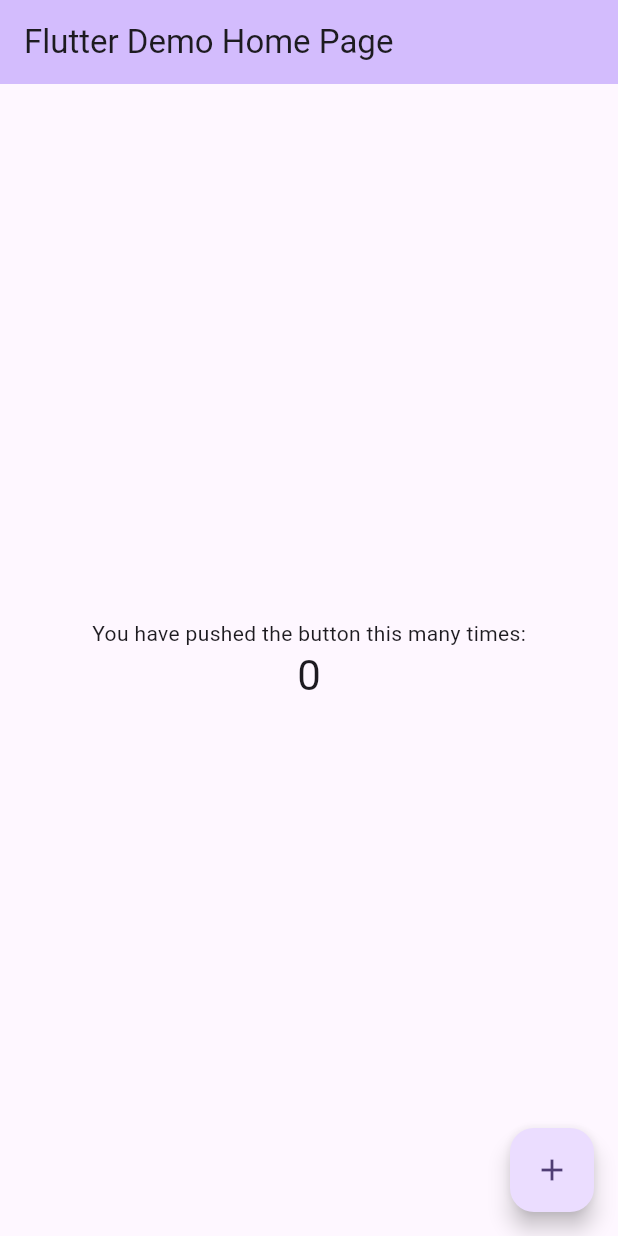
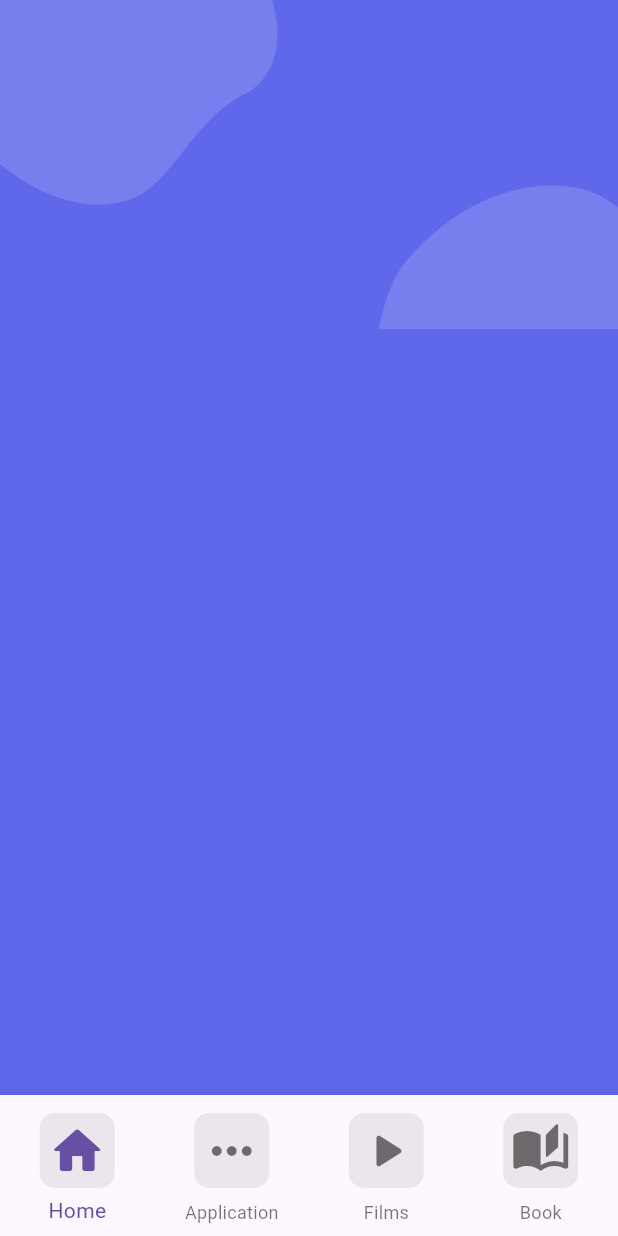
Before and after one commit to MizukiAsakura/gamestore, a Flutter app: the screen it shows after launch, on a phone screen of 412 x 824 dp. Run offline on Flutter 3.47's test engine with Material 3 defaults, Android fonts, the phone set to English and light mode, and no system bars.

Commit message:
Add background and bottom nav bar

````diff
--- /dev/null
+++ b/lib/l10n/app_en.arb
@@ -0,0 +1,7 @@
+{
+  "app_title": "Game Store",
+  "home_bottom_nav_bar_label" : "Home",
+  "application_bottom_nav_bar_label" : "Application",
+  "movie_bottom_nav_bar_label" : "Films",
+  "book_bottom_nav_bar_label" : "Book"
+}
--- /dev/null
+++ b/lib/l10n/app_fr.arb
@@ -0,0 +1,7 @@
+{
+    "app_title": "Game Store",
+    "home_bottom_nav_bar_label" : "Home",
+    "application_bottom_nav_bar_label" : "Application",
+    "movie_bottom_nav_bar_label" : "Films",
+    "book_bottom_nav_bar_label" : "Book"
+}
--- /dev/null
+++ b/lib/l10n/app_localizations.dart
@@ -0,0 +1,159 @@
+import 'dart:async';
+
+import 'package:flutter/foundation.dart';
+import 'package:flutter/widgets.dart';
+import 'package:flutter_localizations/flutter_localizations.dart';
+import 'package:intl/intl.dart' as intl;
+
+import 'app_localizations_en.dart';
+import 'app_localizations_fr.dart';
+
+// ignore_for_file: type=lint
+
+/// Callers can lookup localized strings with an instance of AppLocalizations
+/// returned by `AppLocalizations.of(context)`.
+///
+/// Applications need to include `AppLocalizations.delegate()` in their app's
+/// `localizationDelegates` list, and the locales they support in the app's
+/// `supportedLocales` list. For example:
+///
+/// ```dart
+/// import 'l10n/app_localizations.dart';
+///
+/// return MaterialApp(
+///   localizationsDelegates: AppLocalizations.localizationsDelegates,
+///   supportedLocales: AppLocalizations.supportedLocales,
+///   home: MyApplicationHome(),
+/// );
+/// ```
+///
+/// ## Update pubspec.yaml
+///
+/// Please make sure to update your pubspec.yaml to include the following
+/// packages:
+///
+/// ```yaml
+/// dependencies:
+///   # Internationalization support.
+///   flutter_localizations:
+///     sdk: flutter
+///   intl: any # Use the pinned version from flutter_localizations
+///
+///   # Rest of dependencies
+/// ```
+///
+/// ## iOS Applications
+///
+/// iOS applications define key application metadata, including supported
+/// locales, in an Info.plist file that is built into the application bundle.
+/// To configure the locales supported by your app, you’ll need to edit this
+/// file.
+///
+/// First, open your project’s ios/Runner.xcworkspace Xcode workspace file.
+/// Then, in the Project Navigator, open the Info.plist file under the Runner
+/// project’s Runner folder.
+///
+/// Next, select the Information Property List item, select Add Item from the
+/// Editor menu, then select Localizations from the pop-up menu.
+///
+/// Select and expand the newly-created Localizations item then, for each
+/// locale your application supports, add a new item and select the locale
+/// you wish to add from the pop-up menu in the Value field. This list should
+/// be consistent with the languages listed in the AppLocalizations.supportedLocales
+/// property.
+abstract class AppLocalizations {
+  AppLocalizations(String locale) : localeName = intl.Intl.canonicalizedLocale(locale.toString());
+
+  final String localeName;
+
+  static AppLocalizations? of(BuildContext context) {
+    return Localizations.of<AppLocalizations>(context, AppLocalizations);
+  }
+
+  static const LocalizationsDelegate<AppLocalizations> delegate = _AppLocalizationsDelegate();
+
+  /// A list of this localizations delegate along with the default localizations
+  /// delegates.
+  ///
+  /// Returns a list of localizations delegates containing this delegate along with
+  /// GlobalMaterialLocalizations.delegate, GlobalCupertinoLocalizations.delegate,
+  /// and GlobalWidgetsLocalizations.delegate.
+  ///
+  /// Additional delegates can be added by appending to this list in
+  /// MaterialApp. This list does not have to be used at all if a custom list
+  /// of delegates is preferred or required.
+  static const List<LocalizationsDelegate<dynamic>> localizationsDelegates = <LocalizationsDelegate<dynamic>>[
+    delegate,
+    GlobalMaterialLocalizations.delegate,
+    GlobalCupertinoLocalizations.delegate,
+    GlobalWidgetsLocalizations.delegate,
+  ];
+
+  /// A list of this localizations delegate's supported locales.
+  static const List<Locale> supportedLocales = <Locale>[
+    Locale('en'),
+    Locale('fr')
+  ];
+
+  /// No description provided for @app_title.
+  ///
+  /// In en, this message translates to:
+  /// **'Game Store'**
+  String get app_title;
+
+  /// No description provided for @home_bottom_nav_bar_label.
+  ///
+  /// In en, this message translates to:
+  /// **'Home'**
+  String get home_bottom_nav_bar_label;
+
+  /// No description provided for @application_bottom_nav_bar_label.
+  ///
+  /// In en, this message translates to:
+  /// **'Application'**
+  String get application_bottom_nav_bar_label;
+
+  /// No description provided for @movie_bottom_nav_bar_label.
+  ///
+  /// In en, this message translates to:
+  /// **'Films'**
+  String get movie_bottom_nav_bar_label;
+
+  /// No description provided for @book_bottom_nav_bar_label.
+  ///
+  /// In en, this message translates to:
+  /// **'Book'**
+  String get book_bottom_nav_bar_label;
+}
+
+class _AppLocalizationsDelegate extends LocalizationsDelegate<AppLocalizations> {
+  const _AppLocalizationsDelegate();
+
+  @override
+  Future<AppLocalizations> load(Locale locale) {
+    return SynchronousFuture<AppLocalizations>(lookupAppLocalizations(locale));
+  }
+
+  @override
+  bool isSupported(Locale locale) => <String>['en', 'fr'].contains(locale.languageCode);
+
+  @override
+  bool shouldReload(_AppLocalizationsDelegate old) => false;
+}
+
+AppLocalizations lookupAppLocalizations(Locale locale) {
+
+
+  // Lookup logic when only language code is specified.
+  switch (locale.languageCode) {
+    case 'en': return AppLocalizationsEn();
+    case 'fr': return AppLocalizationsFr();
+  }
+
+  throw FlutterError(
+    'AppLocalizations.delegate failed to load unsupported locale "$locale". This is likely '
+    'an issue with the localizations generation tool. Please file an issue '
+    'on GitHub with a reproducible sample app and the gen-l10n configuration '
+    'that was used.'
+  );
+}
--- /dev/null
+++ b/lib/l10n/app_localizations_en.dart
@@ -0,0 +1,25 @@
+// ignore: unused_import
+import 'package:intl/intl.dart' as intl;
+import 'app_localizations.dart';
+
+// ignore_for_file: type=lint
+
+/// The translations for English (`en`).
+class AppLocalizationsEn extends AppLocalizations {
+  AppLocalizationsEn([String locale = 'en']) : super(locale);
+
+  @override
+  String get app_title => 'Game Store';
+
+  @override
+  String get home_bottom_nav_bar_label => 'Home';
+
+  @override
+  String get application_bottom_nav_bar_label => 'Application';
+
+  @override
+  String get movie_bottom_nav_bar_label => 'Films';
+
+  @override
+  String get book_bottom_nav_bar_label => 'Book';
+}
--- /dev/null
+++ b/lib/l10n/app_localizations_fr.dart
@@ -0,0 +1,25 @@
+// ignore: unused_import
+import 'package:intl/intl.dart' as intl;
+import 'app_localizations.dart';
+
+// ignore_for_file: type=lint
+
+/// The translations for French (`fr`).
+class AppLocalizationsFr extends AppLocalizations {
+  AppLocalizationsFr([String locale = 'fr']) : super(locale);
+
+  @override
+  String get app_title => 'Game Store';
+
+  @override
+  String get home_bottom_nav_bar_label => 'Home';
+
+  @override
+  String get application_bottom_nav_bar_label => 'Application';
+
+  @override
+  String get movie_bottom_nav_bar_label => 'Films';
+
+  @override
+  String get book_bottom_nav_bar_label => 'Book';
+}
--- a/lib/main.dart
+++ b/lib/main.dart
@@ -1,122 +1,23 @@
 import 'package:flutter/material.dart';
+import 'package:gamestore/l10n/app_localizations.dart';
+import 'package:gamestore/ui/home/home.dart';
 
-void main() {
-  runApp(const MyApp());
+
+void main(){
+  runApp(const GameStoreApp());
 }
 
-class MyApp extends StatelessWidget {
-  const MyApp({super.key});
+class GameStoreApp extends StatelessWidget {
+  const GameStoreApp({super.key});
 
-  // This widget is the root of your application.
   @override
   Widget build(BuildContext context) {
     return MaterialApp(
-      title: 'Flutter Demo',
-      theme: ThemeData(
-        // This is the theme of your application.
-        //
-        // TRY THIS: Try running your application with "flutter run". You'll see
-        // the application has a purple toolbar. Then, without quitting the app,
-        // try changing the seedColor in the colorScheme below to Colors.green
-        // and then invoke "hot reload" (save your changes or press the "hot
-        // reload" button in a Flutter-supported IDE, or press "r" if you used
-        // the command line to start the app).
-        //
-        // Notice that the counter didn't reset back to zero; the application
-        // state is not lost during the reload. To reset the state, use hot
-        // restart instead.
-        //
-        // This works for code too, not just values: Most code changes can be
-        // tested with just a hot reload.
-        colorScheme: .fromSeed(seedColor: Colors.deepPurple),
-      ),
-      home: const MyHomePage(title: 'Flutter Demo Home Page'),
+      title: AppLocalizations.of(context)?.app_title,
+      debugShowCheckedModeBanner: false,
+        localizationsDelegates: AppLocalizations.localizationsDelegates,
+        supportedLocales: AppLocalizations.supportedLocales,
+      home: HomePage()
     );
   }
 }
-
-class MyHomePage extends StatefulWidget {
-  const MyHomePage({super.key, required this.title});
-
-  // This widget is the home page of your application. It is stateful, meaning
-  // that it has a State object (defined below) that contains fields that affect
-  // how it looks.
-
-  // This class is the configuration for the state. It holds the values (in this
-  // case the title) provided by the parent (in this case the App widget) and
-  // used by the build method of the State. Fields in a Widget subclass are
-  // always marked "final".
-
-  final String title;
-
-  @override
-  State<MyHomePage> createState() => _MyHomePageState();
-}
-
-class _MyHomePageState extends State<MyHomePage> {
-  int _counter = 0;
-
-  void _incrementCounter() {
-    setState(() {
-      // This call to setState tells the Flutter framework that something has
-      // changed in this State, which causes it to rerun the build method below
-      // so that the display can reflect the updated values. If we changed
-      // _counter without calling setState(), then the build method would not be
-      // called again, and so nothing would appear to happen.
-      _counter++;
-    });
-  }
-
-  @override
-  Widget build(BuildContext context) {
-    // This method is rerun every time setState is called, for instance as done
-    // by the _incrementCounter method above.
-    //
-    // The Flutter framework has been optimized to make rerunning build methods
-    // fast, so that you can just rebuild anything that needs updating rather
-    // than having to individually change instances of widgets.
-    return Scaffold(
-      appBar: AppBar(
-        // TRY THIS: Try changing the color here to a specific color (to
-        // Colors.amber, perhaps?) and trigger a hot reload to see the AppBar
-        // change color while the other colors stay the same.
-        backgroundColor: Theme.of(context).colorScheme.inversePrimary,
-        // Here we take the value from the MyHomePage object that was created by
-        // the App.build method, and use it to set our appbar title.
-        title: Text(widget.title),
-      ),
-      body: Center(
-        // Center is a layout widget. It takes a single child and positions it
-        // in the middle of the parent.
-        child: Column(
-          // Column is also a layout widget. It takes a list of children and
-          // arranges them vertically. By default, it sizes itself to fit its
-          // children horizontally, and tries to be as tall as its parent.
-          //
-          // Column has various properties to control how it sizes itself and
-          // how it positions its children. Here we use mainAxisAlignment to
-          // center the children vertically; the main axis here is the vertical
-          // axis because Columns are vertical (the cross axis would be
-          // horizontal).
-          //
-          // TRY THIS: Invoke "debug painting" (choose the "Toggle Debug Paint"
-          // action in the IDE, or press "p" in the console), to see the
-          // wireframe for each widget.
-          mainAxisAlignment: .center,
-          children: [
-            const Text('You have pushed the button this many times:'),
-            Text(
-              '$_counter',
-              style: Theme.of(context).textTheme.headlineMedium,
-            ),
-          ],
-        ),
-      ),
-      floatingActionButton: FloatingActionButton(
-        onPressed: _incrementCounter,
-        tooltip: 'Increment',
-        child: const Icon(Icons.add),
-      ),
-    );
-  }
-}
--- /dev/null
+++ b/lib/ui/home/home.dart
@@ -0,0 +1,127 @@
+import 'package:flutter/material.dart';
+import 'package:gamestore/l10n/app_localizations.dart';
+
+class HomePage extends StatelessWidget {
+  const HomePage({super.key});
+
+  @override
+  Widget build(BuildContext context) {
+    return Scaffold(
+      backgroundColor: const Color(0xFF5F67EA),
+      // Widget for vertically scrolling into the view
+      body: SingleChildScrollView(
+        // Widget used to stack over by over different children views
+        child: Stack(
+          children: [
+            liquidBackground(20, 150 , 50),
+            // Allow to define a specific position for the child into a stack
+            Positioned(
+                right: 0,
+                top: 200,
+                child: liquidBackground(20, 180, 100),
+            ),
+            Container(),
+          ],
+        ),
+      ),
+      bottomNavigationBar: navigationBar(context),
+    );
+  }
+}
+
+Widget liquidBackground(double angle, double dx, double dy){
+  return Transform(
+    transform: Matrix4.identity()..rotateZ(angle),
+    origin: Offset(dx, dy),
+    child: Image.asset('assets/images/bg_liquid.png',
+      width: 200,
+    ),
+  );
+}
+
+Widget navigationBar(BuildContext context) {
+  return BottomNavigationBar(
+      type: BottomNavigationBarType.fixed,
+      items: [
+        BottomNavigationBarItem(
+            label: AppLocalizations.of(context)?.home_bottom_nav_bar_label,
+            icon: BorderRadiusIcon(
+                icon: Icons.home_rounded,
+                size: 40,
+                margin: 5,
+                padding: 5,
+                alpha: .2,
+                radius: 10
+            ),
+        ),
+        BottomNavigationBarItem(
+            label: AppLocalizations.of(context)?.application_bottom_nav_bar_label,
+            icon: BorderRadiusIcon(
+                icon: Icons.more_horiz_outlined,
+                size: 40,
+                margin: 5,
+                padding: 5,
+                alpha: .2,
+                radius: 10
+            )
+        ),
+        BottomNavigationBarItem(
+            label: AppLocalizations.of(context)?.movie_bottom_nav_bar_label,
+            icon: BorderRadiusIcon(
+                icon: Icons.play_arrow_rounded,
+                size: 40,
+                margin: 5,
+                padding: 5,
+                alpha: .2,
+                radius: 10
+            )
+        ),
+        BottomNavigationBarItem(
+            label: AppLocalizations.of(context)?.book_bottom_nav_bar_label,
+            icon: BorderRadiusIcon(
+                icon: Icons.auto_stories_rounded,
+                size: 40,
+                margin: 5,
+                padding: 5,
+                alpha: .2,
+                radius: 10
+            )
+        ),
+      ]
+  );
+}
+
+class BorderRadiusIcon extends StatelessWidget {
+
+  const BorderRadiusIcon(
+        {
+          super.key,
+          required this.icon,
+          required this.size,
+          required this.margin,
+          required this.padding,
+          required this.alpha,
+          required this.radius,
+        }
+      );
+
+  final IconData icon;
+  final double size;
+  final double margin;
+  final double padding;
+  final double alpha;
+  final double radius;
+
+  @override
+  Widget build(BuildContext context) {
+    return  Container(
+      margin: EdgeInsets.all(margin),
+      padding: EdgeInsets.all(padding),
+      decoration: BoxDecoration(
+          color: Colors.grey.withValues(alpha: alpha),
+          borderRadius:BorderRadius.circular(radius)
+      ),
+      child: Icon(icon, size: size),
+    );
+  }
+}
--- a/pubspec.yaml
+++ b/pubspec.yaml
@@ -30,6 +30,9 @@ environment:
 dependencies:
   flutter:
     sdk: flutter
+  flutter_localizations:
+    sdk: flutter
+  intl: any
 
   # The following adds the Cupertino Icons font to your application.
   # Use with the CupertinoIcons class for iOS style icons.
@@ -52,6 +55,8 @@ dev_dependencies:
 
 # The following section is specific to Flutter packages.
 flutter:
+
+  generate: true
 
   # The following line ensures that the Material Icons font is
   # included with your application, so that you can use the icons in
````
Also changed, not shown: pubspec.lock, 1 other file.
